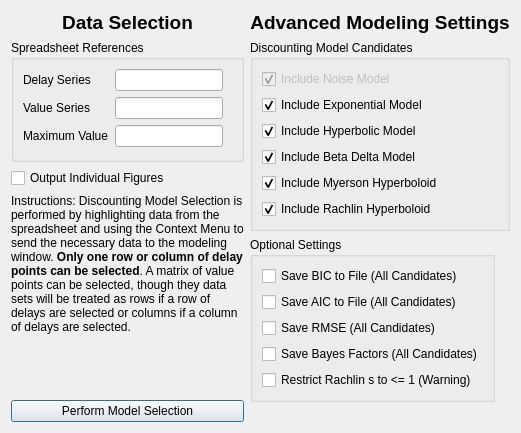
This is modelselectiondialog.ui in miyamot0/ModelSelectorQt as Qt 5 draws it before an edit. The edited form follows.
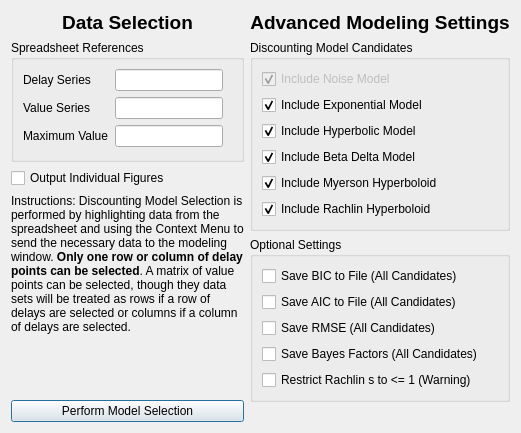
This is the edited form.

Commit message: Repair odd ui issues, windows only

Patch:
```diff
--- a/modelselectiondialog.ui
+++ b/modelselectiondialog.ui
@@ -6,7 +6,7 @@
    <rect>
     <x>0</x>
     <y>0</y>
-    <width>622</width>
+    <width>602</width>
     <height>432</height>
    </rect>
   </property>
@@ -291,7 +291,7 @@
          </property>
          <layout class="QVBoxLayout" name="verticalLayout_2">
           <property name="sizeConstraint">
-           <enum>QLayout::SetFixedSize</enum>
+           <enum>QLayout::SetDefaultConstraint</enum>
           </property>
           <item>
            <widget class="QCheckBox" name="checkBoxBIC">
```
Left out of the diff: 14 changed lines with no effect on the pictures.
